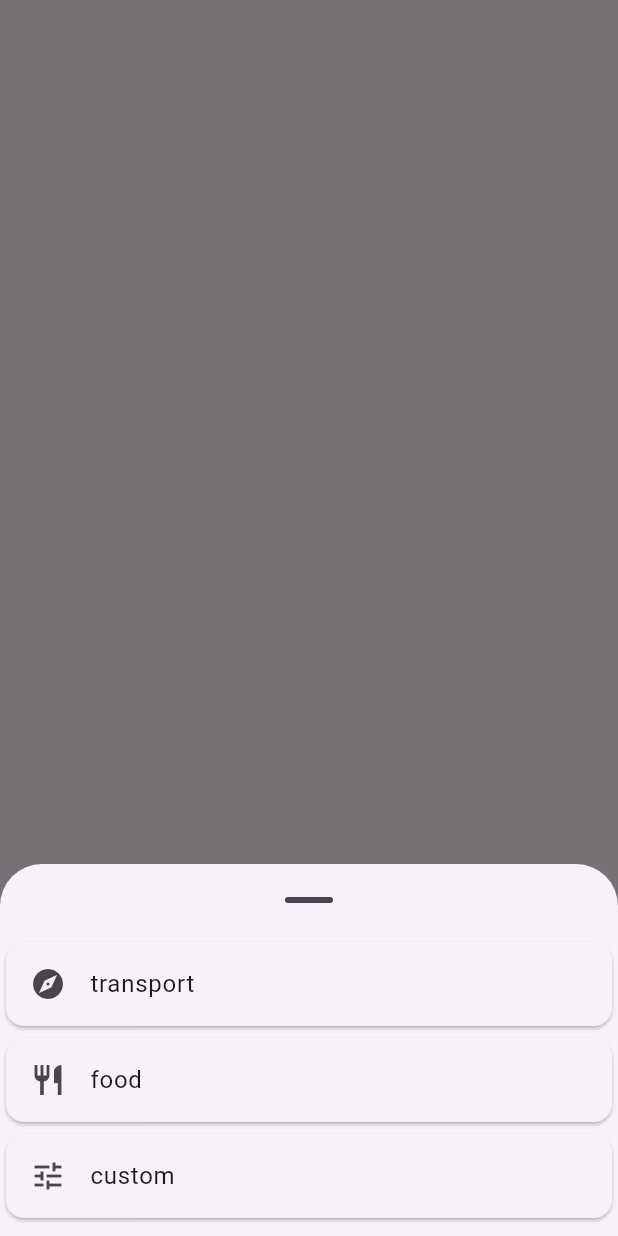
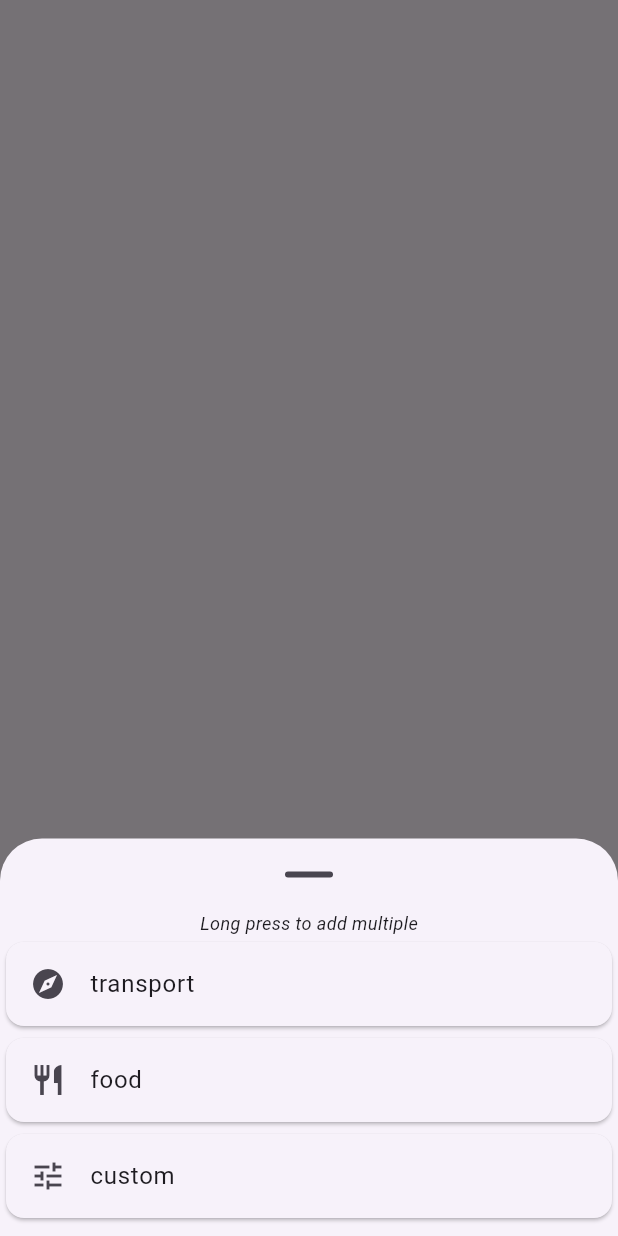
Before and after one commit to jaller698/02122_project, a Flutter app: the CarbonTrackerView screen opened by its route, after a tap on "Record action", on a phone screen of 412 x 824 dp. Run offline on Flutter 3.47's test engine with Material 3 defaults, Android fonts, the phone set to English and light mode, and no system bars; our stand-ins replace fl_chart, flutter_form_builder, form_builder_validators, shared_preferences, sqflite; missing offline and left inert: dart:ffi, primer_progress_bar; accounts and stored records are empty.

Commit message:
added finer controls to carbontracker

```diff
--- a/Frontend/lib/src/CarbonTracker/carbon_tracker_controller.dart
+++ b/Frontend/lib/src/CarbonTracker/carbon_tracker_controller.dart
@@ -1,4 +1,5 @@
 import 'dart:async';
+import 'dart:ffi';
 
 import 'package:flutter/material.dart';
 import 'package:path/path.dart';
@@ -138,8 +139,16 @@ enum CarbonTrackerCategory {
     CarbonTackerType.boat,
     CarbonTackerType.flight,
   ]),
-  food(Icons.restaurant, []),
-  custom(Icons.tune, [CarbonTackerType.custom]);
+  food(Icons.restaurant, [
+    CarbonTackerType.lowMeat,
+    CarbonTackerType.highMeat,
+    CarbonTackerType.grain,
+    CarbonTackerType.dairy,
+    CarbonTackerType.fish,
+  ]),
+  custom(Icons.tune, [
+    CarbonTackerType.custom,
+  ]);
 
   final IconData icon;
   final List<CarbonTackerType> types;
@@ -149,21 +158,71 @@ enum CarbonTrackerCategory {
 
 enum CarbonTackerType {
   // transport
-  walking(Icons.directions_walk, 'walk'),
-  cycling(Icons.directions_bike, 'bicycle trip'),
-  car(Icons.directions_car, 'car trip'),
-  bus(Icons.directions_bus, 'bus trip'),
-  train(Icons.directions_train, 'train trip'),
-  boat(Icons.directions_boat, 'boat trip'),
-  flight(Icons.flight, 'plane trip'),
+  walking(Icons.directions_walk, 'walk', CarbonTrackInputTypes.time),
+  cycling(Icons.directions_bike, 'bicycle trip', CarbonTrackInputTypes.time),
+  car(Icons.directions_car, 'car trip', CarbonTrackInputTypes.time),
+  bus(Icons.directions_bus, 'bus trip', CarbonTrackInputTypes.time),
+  train(Icons.directions_train, 'train trip', CarbonTrackInputTypes.time),
+  boat(Icons.directions_boat, 'boat trip', CarbonTrackInputTypes.time),
+  flight(Icons.flight, 'plane trip', CarbonTrackInputTypes.time),
 
   // food
+  lowMeat(Icons.brunch_dining, 'Low meat meal', CarbonTrackInputTypes.single),
+  highMeat(Icons.lunch_dining, 'High meat meal', CarbonTrackInputTypes.single),
+  grain(Icons.bakery_dining, 'Grain based meal', CarbonTrackInputTypes.single),
+  dairy(Icons.calendar_today_rounded, 'Dairy based meal',
+      CarbonTrackInputTypes.single),
+  fish(Icons.set_meal, 'Fish based meal', CarbonTrackInputTypes.single),
+
+  // shopping
+  // TODO design a better system, best if the user is also able to add custom items to track...
 
   // custom
-  custom(Icons.tune, '');
+  custom(Icons.tune, '', CarbonTrackInputTypes.custom);
 
   final IconData icon;
   final String text;
 
-  const CarbonTackerType(this.icon, this.text);
+  final CarbonTrackInputTypes type;
+
+  const CarbonTackerType(this.icon, this.text, this.type);
 }
+
+enum CarbonTrackInputTypes { single, time, distance, custom }
+
+// to track
+//  travel
+//    by foot
+//    car
+//      electric
+//        hybrid
+//      petrol
+//      diesel
+//    bus
+//    train
+//    plane
+//      distance (choose in settings?)
+//      time
+//  food
+//    meat
+//      fish
+//      meat (low to high)
+//    dairy
+//    vegan
+//  shopping
+//    clothes
+//      fast fashion
+//    electronics (large to small)
+//  energy consumption
+//    region
+//      coal
+//      natrual gas
+//      wind
+//      solar
+//      hydro
+//      nuclear
+//    by month?
+
+
+// form creater on website
+//    creation from ymal or json file
--- a/Frontend/lib/src/CarbonTracker/carbon_tracker_view.dart
+++ b/Frontend/lib/src/CarbonTracker/carbon_tracker_view.dart
@@ -44,16 +44,39 @@ class CarbonTrackerView extends StatelessWidget {
           );
         },
       ),
-      floatingActionButton: FloatingActionButton.extended(
+      floatingActionButton: InkWell(
+        onLongPress: () {
+          // long press to select multiple items
+          bool singleAction = false;
+          showAddCarbonItem(context, singleAction);
+        },
+        child: FloatingActionButton.extended(
           label: const Text('Record action'),
           icon: const Icon(Icons.add),
           onPressed: () {
-          showModalBottomSheet<void>(
+            // for single items
+            bool singleAction = true;
+            showAddCarbonItem(context, singleAction);
+          },
+        ),
+      ),
+    );
+  }
+
+  Future<void> showAddCarbonItem(BuildContext context, bool singleAction) {
+    return showModalBottomSheet<void>(
       constraints: const BoxConstraints(maxHeight: 400),
       context: context,
       showDragHandle: true,
       builder: (context) {
-              return SizedBox(
+        return Column(
+          mainAxisSize: MainAxisSize.min,
+          children: [
+            const Text(
+              'Long press to add multiple',
+              style: TextStyle(fontSize: 12, fontStyle: FontStyle.italic),
+            ),
+            SizedBox(
               height: 200,
               child: ListView.builder(
                 itemCount: CarbonTrackerCategory.values.length,
@@ -75,7 +98,9 @@ class CarbonTrackerView extends StatelessWidget {
                               DateTime.now(),
                             ),
                           );
+                          if (singleAction) {
                             Navigator.pop(context);
+                          }
                         } else if (category.types.isNotEmpty) {
                           showModalBottomSheet(
                             constraints: const BoxConstraints(maxHeight: 400),
@@ -83,8 +108,17 @@ class CarbonTrackerView extends StatelessWidget {
                             showDragHandle: true,
                             isScrollControlled: true,
                             builder: (context) {
-                                return SizedBox(
-                                  height: 500,
+                              return Column(
+                                mainAxisSize: MainAxisSize.min,
+                                children: [
+                                  const Text(
+                                    'Long press for additional options',
+                                    style: TextStyle(
+                                        fontSize: 12,
+                                        fontStyle: FontStyle.italic),
+                                  ),
+                                  SizedBox(
+                                    height: 335,
                                     child: ListView.builder(
                                       padding: const EdgeInsets.all(8.0),
                                       itemCount: category.types.length,
@@ -96,21 +130,28 @@ class CarbonTrackerView extends StatelessWidget {
                                             leading: Icon(type.icon),
                                             title: Text(type.text),
                                             onTap: () {
-                                            control.addTrackerItem(
-                                              CarbonTrackerItem(
-                                                type.name,
-                                                type,
-                                                4000,
-                                                DateTime.now(),
-                                              ),
+                                              showModalBottomSheet(
+                                                context: context,
+                                                builder: (context) {
+                                                  return SizedBox(
+                                                    height: 200,
                                                   );
+                                                },
+                                              );
+
+                                              //control.addTrackerItem(CarbonTrackerItem(type.name,type,4000,DateTime.now(),),);
+                                              if (singleAction) {
                                                 Navigator.pop(context);
                                                 Navigator.pop(context);
+                                              }
                                             },
+                                            onLongPress: () {},
                                           ),
                                         );
                                       },
                                     ),
+                                  ),
+                                ],
                               );
                             },
                           );
@@ -120,48 +161,10 @@ class CarbonTrackerView extends StatelessWidget {
                   );
                 },
               ),
+            ),
+          ],
         );
       },
     );
-        },
-      ),
-    );
   }
 }
-
-// to track
-//  travel
-//    by foot
-//    car
-//      electric
-//        hybrid
-//      petrol
-//      diesel
-//    bus
-//    train
-//    plane
-//      distance (choose in settings?)
-//      time
-//  food
-//    meat
-//      fish
-//      meat (low to high)
-//    dairy
-//    vegan
-//  shopping
-//    clothes
-//      fast fashion
-//    electronics (large to small)
-//  energy consumption
-//    region
-//      coal
-//      natrual gas
-//      wind
-//      solar
-//      hydro
-//      nuclear
-//    by month?
-
-
-// form creater on website
-//    creation from ymal or json file
--- a/Frontend/pubspec.yaml
+++ b/Frontend/pubspec.yaml
@@ -46,6 +46,8 @@ dependencies:
   crypto: ^3.0.3
   sqflite: ^2.3.3
   path: ^1.9.0
+  flutter_material_pickers: ^3.6.0
+  numberpicker: ^2.1.2
 
 dev_dependencies:
   flutter_test:
```
Also changed, not shown: Frontend/pubspec.lock. Lines whose indentation alone changed are shown as unchanged.
